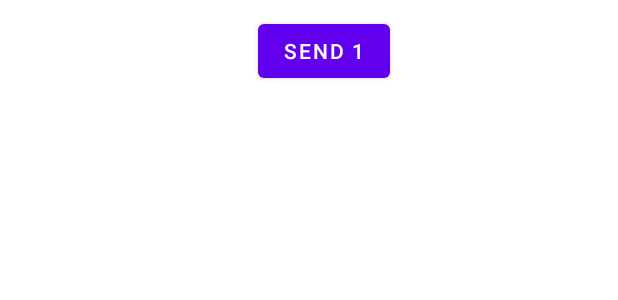
After one commit to hamzaayoub98/Ihm-reparties-regency, an Android app: the layout activity_orders_item_with_plus.xml on its own in the app's theme, with its tools: preview values and no code run, on a phone screen of 412 x 824 dp. The commit adds this screen. Shown: the top 300 px of the screen. Run offline under Robolectric (Android 15) with nearby library versions, the phone set to English and light mode, and no system bars.

Commit message:
ajout bouton send antimatiere

```diff
--- a/mobile/app/src/main/java/com/example/ihm_reparties/ApiInterface.java
+++ b/mobile/app/src/main/java/com/example/ihm_reparties/ApiInterface.java
@@ -19,6 +19,9 @@ public interface ApiInterface {
     @POST("/finish") // specify the sub url for our base url
     Call<FinishGame> finishGame(@Body FinishGame finishGame);
 
+    @POST("/addAntimatiere") // specify the sub url for our base url
+    Call<AddAntimatiere> addAntimatiere(@Body AddAntimatiere addAntimatiere);
+
 
 // for GET request
 
--- /dev/null
+++ b/mobile/app/src/main/res/layout/activity_orders_item_with_plus.xml
@@ -0,0 +1,34 @@
+<?xml version="1.0" encoding="utf-8"?>
+<LinearLayout xmlns:android="http://schemas.android.com/apk/res/android"
+    xmlns:app="http://schemas.android.com/apk/res-auto"
+    android:layout_width="match_parent"
+    android:layout_height="wrap_content"
+    android:orientation="vertical"
+    android:paddingTop="10dp"
+    android:paddingBottom="10dp">
+
+    <LinearLayout
+        android:layout_width="match_parent"
+        android:layout_height="match_parent"
+        android:orientation="horizontal"
+        android:gravity="top|center_horizontal">
+
+        <TextView
+            android:id="@+id/order_title"
+            android:layout_width="wrap_content"
+            android:layout_height="wrap_content"
+            android:layout_gravity="top|center_horizontal"
+            android:textAlignment="center"
+            android:paddingRight="20dp"
+            android:textSize="16sp"
+            />
+
+        <Button
+            android:id="@+id/button_plus"
+            android:layout_width="wrap_content"
+            android:layout_height="wrap_content"
+            android:text="Send 1"
+            />
+    </LinearLayout>
+
+</LinearLayout>
```
Also changed, not shown: mobile/app/src/main/java/com/example/ihm_reparties/AddAntimatiere.java (added, +31 -0 lines), mobile/app/src/main/java/com/example/ihm_reparties/OrdersActivity.java (+13 -6 lines), mobile/app/src/main/java/com/example/ihm_reparties/OrdersAdapter.java (+83 -10 lines), 2 other files.
